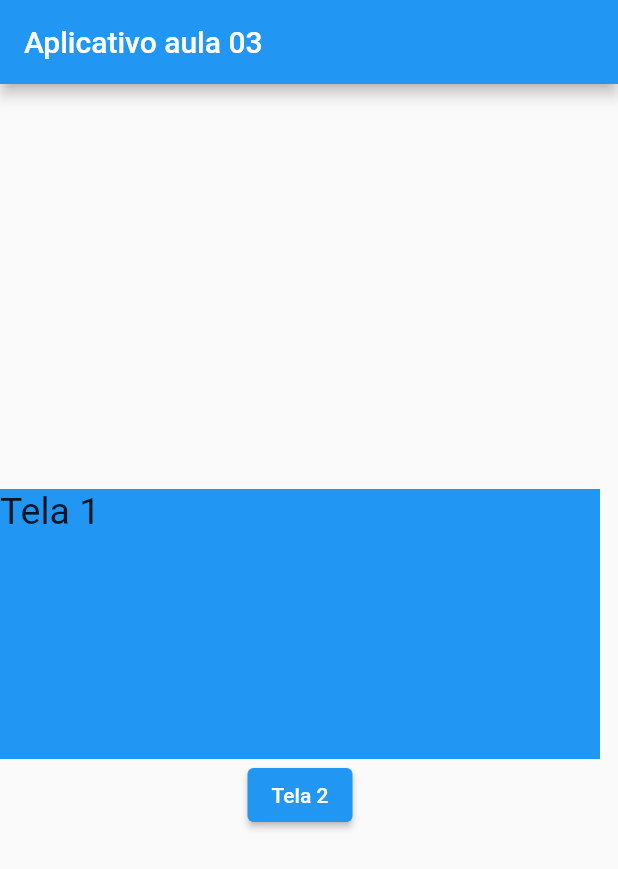
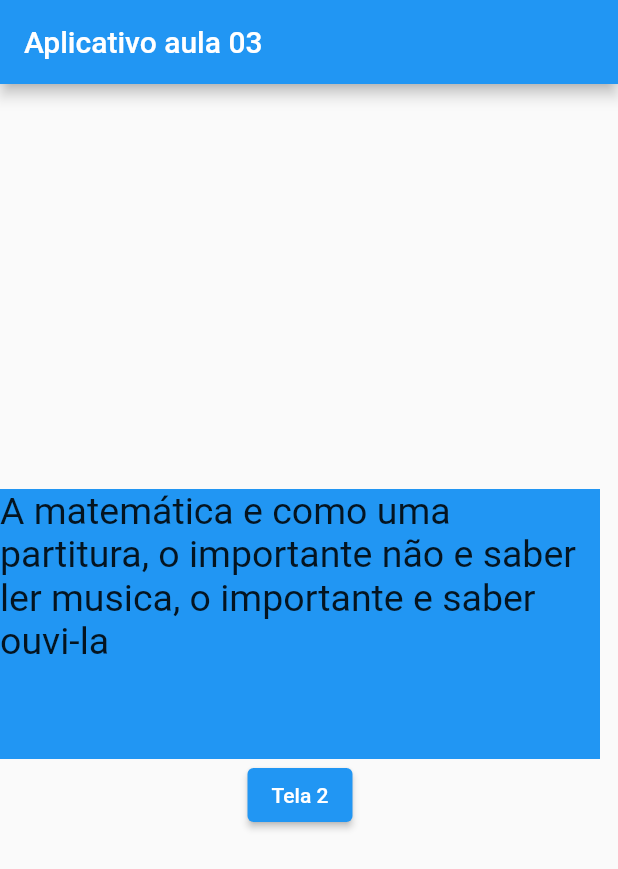
Before and after one commit to YuriHenriqueRezende/Mobile, a Flutter app: the screen it shows after launch, on a phone screen of 412 x 824 dp. Shown: the top 869 px of the screen. Run offline on Flutter 3.47's test engine with Material 2 defaults, Android fonts, the phone set to English and light mode, and no system bars.

Commit message:
Update main.dart

```diff
--- a/empresa_sm_mobile/lib/main.dart
+++ b/empresa_sm_mobile/lib/main.dart
@@ -30,9 +30,8 @@ class Telaprincipal extends StatelessWidget {
         mainAxisAlignment: MainAxisAlignment.center, // alinhamento principal do widget column
         children: [
           Container(color: Colors.blue,width: 400,height: 180,
-          child: Text("Tela 1",style: TextStyle(fontSize:25 ),),),
-          // child é a relação com 1 widgets
-          // Navigator.push permite chamar a tela 2 e MaterialPageRoute chama a tela seguinte
+          child: Text("A matemática e como uma partitura, o importante não e saber ler musica, o importante e saber ouvi-la",style: TextStyle(fontSize:25 ),),),
+
           ElevatedButton(onPressed: (){
             Navigator.push(context, MaterialPageRoute(builder: (context) => Telasecundaria(),));
 
```
